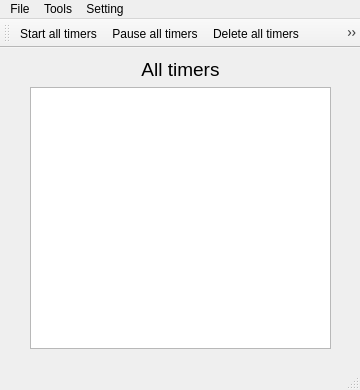
Qt form lab2/lab2-qt/mainwindow.ui (Megarekrut65/OOP-labs) before a commit.
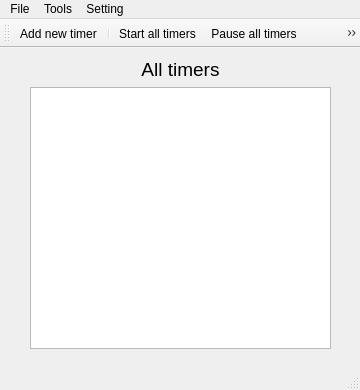
The same form after that commit. Icons and pictures are not drawn.

Commit message: added buttons for starting, pausing and deleting all timers or only selected timer

Patch:
```diff
--- a/lab2/lab2-qt/mainwindow.ui
+++ b/lab2/lab2-qt/mainwindow.ui
@@ -138,10 +138,15 @@
    <attribute name="toolBarBreak">
     <bool>false</bool>
    </attribute>
+   <addaction name="actionAdd_new_timer"/>
+   <addaction name="separator"/>
    <addaction name="actionStart_all_timers"/>
    <addaction name="actionPause_all_timers"/>
    <addaction name="actionDelete_all_timers"/>
-   <addaction name="actionAdd_new_timer"/>
+   <addaction name="separator"/>
+   <addaction name="actionStart_selected_timer"/>
+   <addaction name="actionPause_selected_timer"/>
+   <addaction name="actionDelete_selected_timer"/>
    <addaction name="separator"/>
    <addaction name="actionSound_on"/>
    <addaction name="actionSound_off"/>
@@ -219,6 +224,33 @@
     <string>Do not disturb mode</string>
    </property>
   </action>
+  <action name="actionStart_selected_timer">
+   <property name="icon">
+    <iconset resource="resource.qrc">
+     <normaloff>:/new/prefix1/images/start.png</normaloff>:/new/prefix1/images/start.png</iconset>
+   </property>
+   <property name="text">
+    <string>Start selected timer</string>
+   </property>
+  </action>
+  <action name="actionPause_selected_timer">
+   <property name="icon">
+    <iconset resource="resource.qrc">
+     <normaloff>:/new/prefix1/images/pause.png</normaloff>:/new/prefix1/images/pause.png</iconset>
+   </property>
+   <property name="text">
+    <string>Pause selected timer</string>
+   </property>
+  </action>
+  <action name="actionDelete_selected_timer">
+   <property name="icon">
+    <iconset resource="resource.qrc">
+     <normaloff>:/new/prefix1/images/delete.png</normaloff>:/new/prefix1/images/delete.png</iconset>
+   </property>
+   <property name="text">
+    <string>Delete selected timer</string>
+   </property>
+  </action>
  </widget>
  <resources>
   <include location="resource.qrc"/>
```
Left out of the diff: 9 changed lines with no effect on the pictures. The commit also changes 6 other files.
